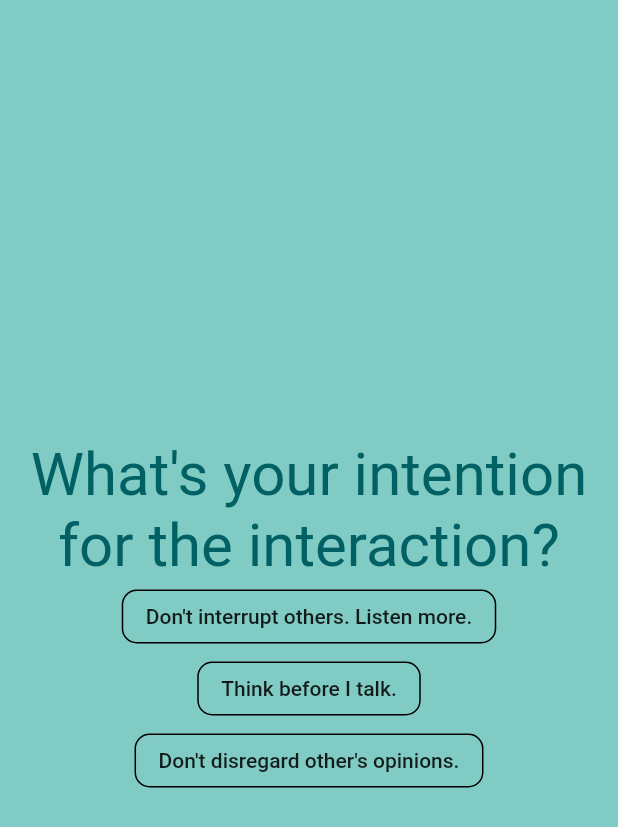
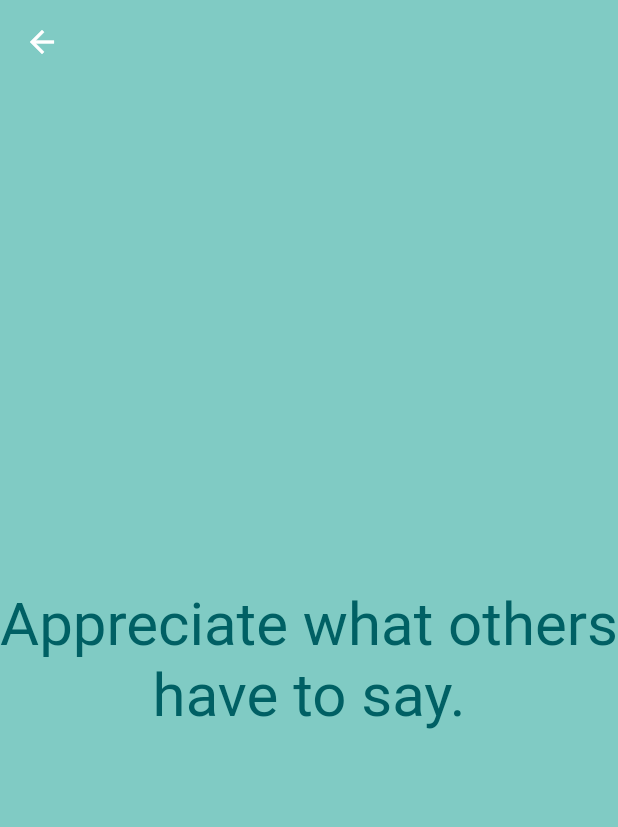
Before and after one commit to LLCampos/mindin, a Flutter app: the IntentionChoiceScreen widget shown alone on an empty page, opened directly, after a tap on "Don't interrupt others. Listen more.", on a phone screen of 412 x 824 dp. Shown: the top 827 px of the screen. Run offline on Flutter 3.47's test engine with Material 2 defaults, Android fonts, the phone set to English and light mode, and no system bars.

Commit message:
create third screen

```diff
--- a/lib/main.dart
+++ b/lib/main.dart
@@ -1,3 +1,5 @@
+import 'dart:async';
+
 import 'package:flutter/material.dart';
 import 'package:flutter/rendering.dart';
 import 'package:mindin/fade_route.dart';
@@ -26,6 +28,19 @@ class MindIn extends StatelessWidget {
       backgroundColor: Theme.of(context).backgroundColor,
       body: Center(
         child: bodyWidget,
+      ),
+    );
+  }
+
+  static Widget centralMessage(String message) {
+    return Container(
+      child: Text(
+        message,
+        textAlign: TextAlign.center,
+        style: TextStyle(
+          fontSize: 40,
+          color: Colors.cyan[900],
+        ),
       ),
     );
   }
@@ -65,7 +80,6 @@ class HomePageScreen extends StatelessWidget {
       ],
     );
   }
-
 }
 
 class IntentionChoiceScreen extends StatelessWidget {
@@ -74,6 +88,8 @@ class IntentionChoiceScreen extends StatelessWidget {
     "Think before I talk.",
     "Don't disregard other's opinions."
   ];
+
+  final Map<int, Widget> nextScreen = {0: DontInterruptOthersScreen()};
 
   @override
   Widget build(BuildContext context) {
@@ -84,16 +100,7 @@ class IntentionChoiceScreen extends StatelessWidget {
     return Column(
       mainAxisAlignment: MainAxisAlignment.center,
       children: <Widget>[
-        Container(
-          child: Text(
-            "What's your intention for the interaction?",
-            textAlign: TextAlign.center,
-            style: TextStyle(
-              fontSize: 40,
-              color: Colors.cyan[900],
-            ),
-          ),
-        ),
+        MindIn.centralMessage("What's your intention for the interaction?"),
         Container(
           height: 200,
           child: ListView.builder(
@@ -101,13 +108,51 @@ class IntentionChoiceScreen extends StatelessWidget {
               itemBuilder: (BuildContext context, int index) {
                 return Center(
                     child: OutlineButton(
-                      borderSide: BorderSide(),
-                      child: Text(intentions[index]),
-                      onPressed: () => print("pressed"),
-                    ));
+                  borderSide: BorderSide(),
+                  child: Text(intentions[index]),
+                  onPressed: () => Navigator.push(
+                        context,
+                        FadeRoute(page: nextScreen[0]),
+                      ),
+                ));
               }),
         )
       ],
     );
   }
 }
+
+class DontInterruptOthersScreen extends StatefulWidget {
+  @override
+  State<StatefulWidget> createState() => DontInterruptOthersScreenState();
+}
+
+class DontInterruptOthersScreenState extends State<DontInterruptOthersScreen> {
+  var _currentMessageIndex = 0;
+  var timer;
+
+  final messages = [
+    "Appreciate what others have to say.",
+    "Listen. Don't just wait for your time to talk.",
+  ];
+
+  void initState() {
+    timer = new Timer(new Duration(seconds: 5), () => update());
+    super.initState();
+  }
+
+  void update() {
+    setState(() {
+      _currentMessageIndex++;
+    });
+  }
+
+  @override
+  Widget build(BuildContext context) {
+    return MindIn.scaffold(context, mainScreenWidget());
+  }
+
+  Widget mainScreenWidget() {
+    return MindIn.centralMessage(messages[_currentMessageIndex]);
+  }
+}
```
